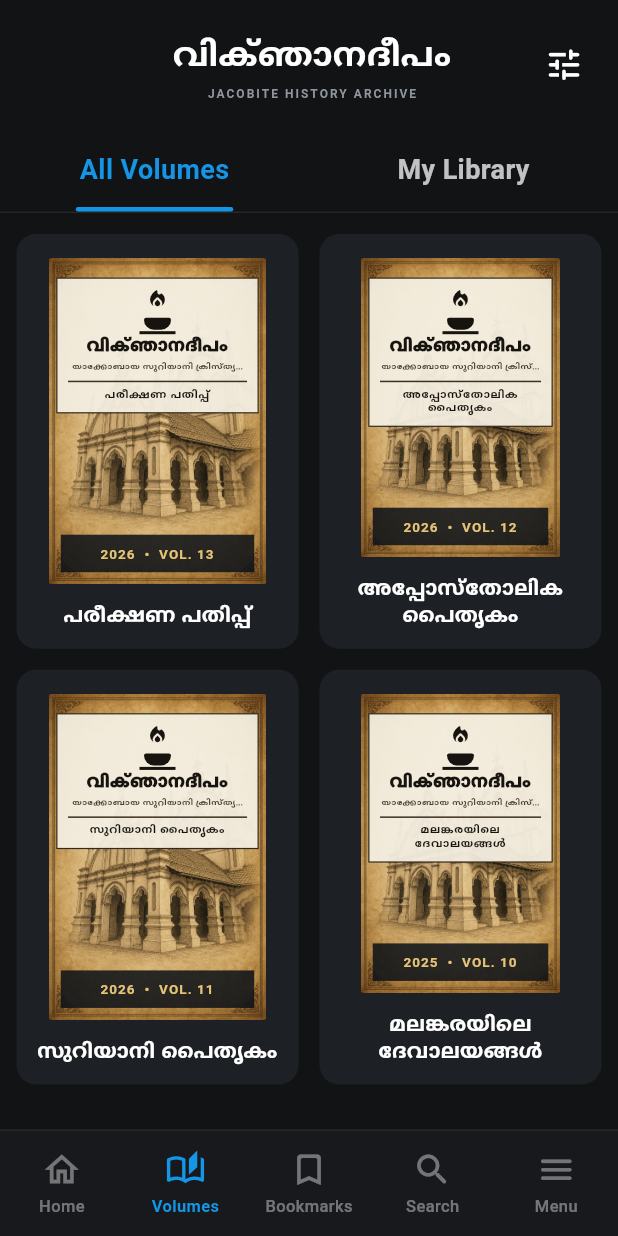
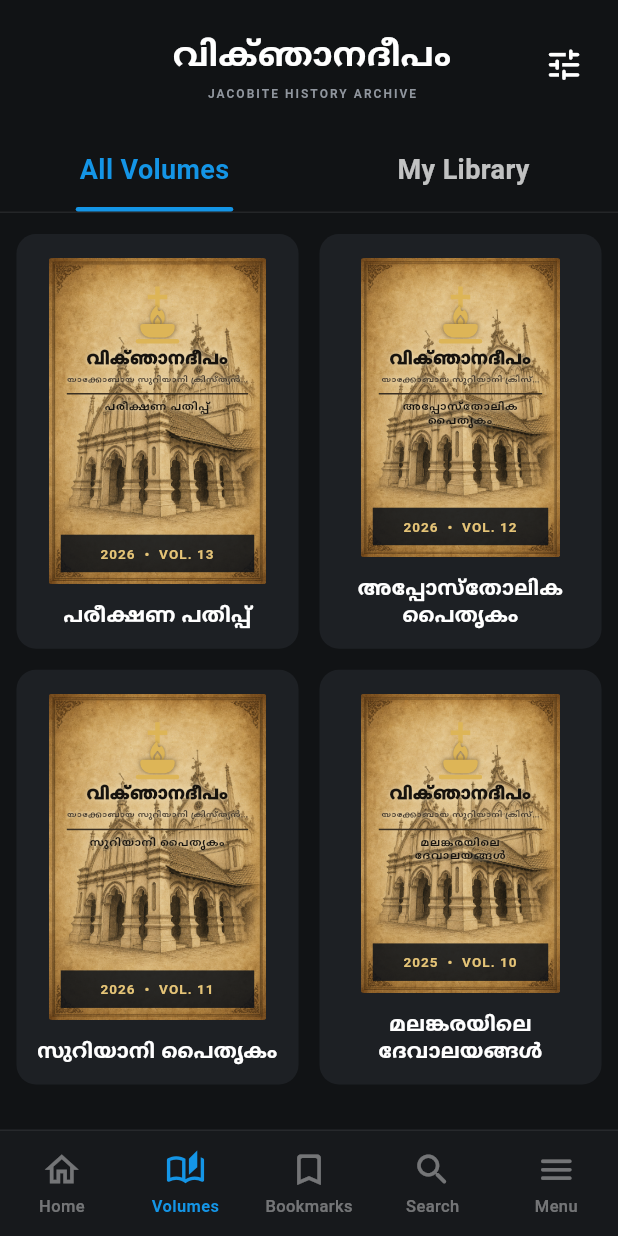
Before and after one commit to Albin-kp/viknjanadeepam, a Flutter app: the screen it shows after launch, on a phone screen of 412 x 824 dp. Run offline on Flutter 3.47's test engine with Material 3 defaults, Android fonts, the phone set to English and light mode, and no system bars.

Commit message:
Refresh magazine cover lamp design

```diff
--- a/lib/screens/library_screen.dart
+++ b/lib/screens/library_screen.dart
@@ -321,17 +321,11 @@ class _VolumeTile extends StatelessWidget {
                           top: 13,
                           child: Container(
                             padding: const EdgeInsets.fromLTRB(7, 6, 7, 7),
-                            decoration: BoxDecoration(
-                              color: const Color(0xEDF4EFE2),
-                              border: Border.all(
-                                color: const Color(0xFF332A1C),
-                                width: .8,
-                              ),
-                            ),
+                            color: Colors.transparent,
                             child: Column(
                               children: [
                                 const _LampMark(),
-                                const SizedBox(height: 1),
+                                const SizedBox(height: 3),
                                 const Text(
                                   'വിക്ഞാനദീപം',
                                   maxLines: 1,
@@ -342,6 +336,12 @@ class _VolumeTile extends StatelessWidget {
                                     fontSize: 12.5,
                                     height: 1,
                                     fontWeight: FontWeight.w900,
+                                    shadows: [
+                                      Shadow(
+                                        color: Color(0xCCF4E7C5),
+                                        blurRadius: 4,
+                                      ),
+                                    ],
                                   ),
                                 ),
                                 const SizedBox(height: 4),
@@ -354,6 +354,12 @@ class _VolumeTile extends StatelessWidget {
                                     color: Color(0xFF493E30),
                                     fontSize: 6.2,
                                     fontWeight: FontWeight.w700,
+                                    shadows: [
+                                      Shadow(
+                                        color: Color(0xDDF4E7C5),
+                                        blurRadius: 3,
+                                      ),
+                                    ],
                                   ),
                                 ),
                                 const SizedBox(height: 5),
@@ -374,6 +380,12 @@ class _VolumeTile extends StatelessWidget {
                                     height: 1.12,
                                     letterSpacing: .45,
                                     fontWeight: FontWeight.w800,
+                                    shadows: [
+                                      Shadow(
+                                        color: Color(0xDDF4E7C5),
+                                        blurRadius: 4,
+                                      ),
+                                    ],
                                   ),
                                 ),
                               ],
@@ -569,41 +581,75 @@ class _LampMark extends StatelessWidget {
   @override
   Widget build(BuildContext context) {
     return SizedBox(
-      width: 25,
-      height: 31,
+      width: 31,
+      height: 38,
       child: Stack(
         alignment: Alignment.center,
         children: [
-          const Positioned(
+          Positioned(
             top: 0,
-            child: Icon(
-              Icons.local_fire_department_rounded,
-              size: 15,
-              color: Color(0xFF17130E),
+            child: SizedBox(
+              width: 15,
+              height: 14,
+              child: Stack(
+                alignment: Alignment.center,
+                children: [
+                  Container(
+                    width: 3,
+                    height: 14,
+                    color: const Color(0xFFDDB557),
+                  ),
+                  Container(
+                    width: 13,
+                    height: 3,
+                    color: const Color(0xFFDDB557),
+                  ),
+                ],
+              ),
             ),
           ),
           Positioned(
-            bottom: 3,
+            top: 11,
+            child: Transform.scale(
+              scaleX: .8,
+              child: const Icon(
+                Icons.local_fire_department_rounded,
+                size: 18,
+                color: Color(0xFFDDB557),
+                shadows: [
+                  Shadow(color: Color(0x993A2910), blurRadius: 2),
+                ],
+              ),
+            ),
+          ),
+          Positioned(
+            bottom: 4,
             child: Container(
-              width: 18,
-              height: 8,
+              width: 23,
+              height: 9,
               decoration: const BoxDecoration(
-                color: Color(0xFF17130E),
+                color: Color(0xFFDDB557),
                 borderRadius: BorderRadius.only(
-                  bottomLeft: Radius.circular(9),
-                  bottomRight: Radius.circular(9),
-                  topLeft: Radius.circular(2),
-                  topRight: Radius.circular(2),
+                  bottomLeft: Radius.circular(12),
+                  bottomRight: Radius.circular(12),
+                  topLeft: Radius.circular(3),
+                  topRight: Radius.circular(3),
                 ),
+                boxShadow: [
+                  BoxShadow(color: Color(0x993A2910), blurRadius: 2),
+                ],
               ),
             ),
           ),
           Positioned(
             bottom: 0,
             child: Container(
-              width: 24,
-              height: 2,
-              color: const Color(0xFF17130E),
+              width: 29,
+              height: 3,
+              decoration: BoxDecoration(
+                color: const Color(0xFFDDB557),
+                borderRadius: BorderRadius.circular(2),
+              ),
             ),
           ),
         ],
```
